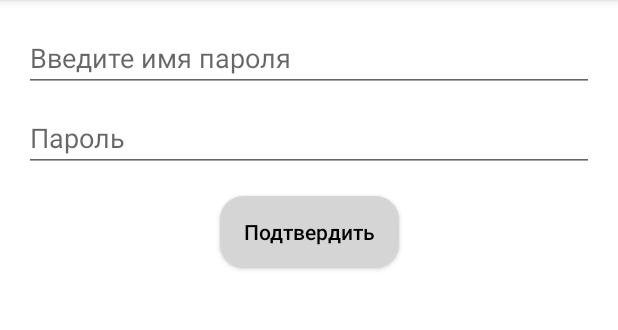
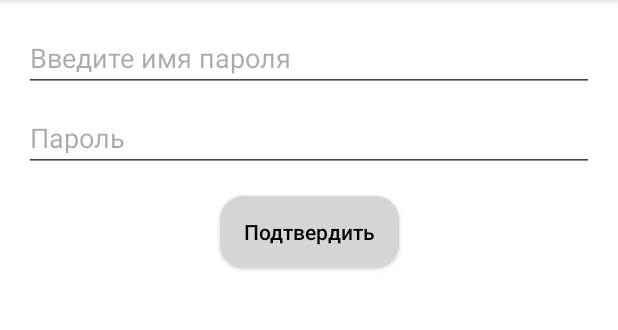
Before and after one commit to PaulMak-del/PasswordManager, an Android app: the AddPasswordFragment screen opened through its navigation route, on a phone screen of 412 x 824 dp, the part 84-414 px from its top. Run offline under Robolectric (Android 15) with nearby library versions, the phone set to English and light mode, and no system bars; our stand-ins replace navigation-ui.

Commit message:
Fix app theme. Add PasswordsListViewModel.kt

```diff
--- /dev/null
+++ b/PasswordManager2/app/src/main/java/com/example/passwordmanager/FragmentsUtils.kt
@@ -0,0 +1,24 @@
+package com.example.passwordmanager
+
+import androidx.fragment.app.Fragment
+import androidx.lifecycle.ViewModel
+import androidx.lifecycle.ViewModelProvider
+
+class ViewModelFactory (
+    private val app: App
+    ) : ViewModelProvider.Factory {
+
+    override fun <T : ViewModel> create(modelClass: Class<T>): T {
+        val viewModel = when (modelClass) {
+            PasswordsListViewModel::class.java -> {
+                PasswordsListViewModel(app.passwordService)
+            }
+            else -> {
+                throw java.lang.IllegalStateException("Unknown view model class")
+            }
+        }
+        return viewModel as T
+    }
+}
+
+fun Fragment.factory() = ViewModelFactory(requireContext().applicationContext as App)
--- a/PasswordManager2/app/src/main/java/com/example/passwordmanager/MyAdapter.kt
+++ b/PasswordManager2/app/src/main/java/com/example/passwordmanager/MyAdapter.kt
@@ -2,26 +2,34 @@ package com.example.passwordmanager
 
 import android.util.Log
 import android.view.LayoutInflater
+import android.view.View
 import android.view.ViewGroup
 import android.widget.ImageView
+import androidx.navigation.findNavController
+import androidx.navigation.fragment.findNavController
 import androidx.recyclerview.widget.RecyclerView
 import com.example.passwordmanager.databinding.ItemBinding
 import com.example.passwordmanager.databinding.OpenElemBinding
 import com.example.passwordmanager.model.Password
+import com.google.android.material.snackbar.Snackbar
 
-class MyAdapter(private var passwords: List<Password>,
-                private val itemClickListener: OnItemClickListener
+interface PasswordActionListener {
+    fun onPasswordDelete(password: Password)
+    fun onPasswordMove(password: Password, moveBy: Int)
+    fun onPasswordDetails(password: Password)
+    fun onPasswordAdd(password: Password)
+}
+
+//class MyAdapter(private var passwords: List<Password>,
+                //private val itemClickListener: OnItemClickListener
+class MyAdapter(private val actionListener: PasswordActionListener
 ) :
-    RecyclerView.Adapter<MyAdapter.ViewHolder>() {
-
-    interface OnItemClickListener {
-        fun onArrowLeftClick(password: Password, iv: OpenElemBinding)
-        fun onCopyClick(password: Password, iv: ImageView)
-        fun onArrowRightClick(password: Password, iv: OpenElemBinding)
-        fun onFavoriteClick(password: Password, iv: ImageView)
-        fun onEditCLick(password: Password)
-        fun onDeleteClick(password: Password)
-    }
+RecyclerView.Adapter<MyAdapter.ViewHolder>() {
+    var passwords: List<Password> = emptyList()
+        set(newValue) {
+            field = newValue
+            notifyDataSetChanged()
+        }
 
     class ViewHolder(
         val binding: ItemBinding
@@ -40,22 +48,41 @@ class MyAdapter(private var passwords: List<Password>,
         with(holder.binding) {
             elClosed.passwordNameTextView.text = password.name
             elClosed.leftImage.setOnClickListener {
-                itemClickListener.onArrowLeftClick(password, elOpen)
+                Log.d("ddd", "OnArrowClick()")
+                elOpen.chevronLeftImageView.visibility = View.VISIBLE
+                elOpen.favoriteBorderImageView.visibility = View.VISIBLE
+                elOpen.deleteImageView.visibility = View.VISIBLE
+                elOpen.editImageView.visibility = View.VISIBLE
             }
             elClosed.copyImage.setOnClickListener {
-                itemClickListener.onCopyClick(password, elClosed.copyImage)
+                Log.d("ddd", "OnCopyClick()")
+                Snackbar.make(root, "OnCopyClick", Snackbar.LENGTH_LONG).show()
+                // TODO: Copy password to buffer
             }
             elOpen.chevronLeftImageView.setOnClickListener {
-                itemClickListener.onArrowRightClick(password, elOpen)
+                Log.d("ddd", "OnArrowClick()")
+                elOpen.chevronLeftImageView.visibility = View.GONE
+                elOpen.favoriteBorderImageView.visibility = View.GONE
+                elOpen.deleteImageView.visibility = View.GONE
+                elOpen.editImageView.visibility = View.GONE
             }
             elOpen.favoriteBorderImageView.setOnClickListener {
-                itemClickListener.onFavoriteClick(password, elOpen.favoriteBorderImageView)
+                if (password.isFavorite) {
+                    elOpen.favoriteBorderImageView.setImageResource(R.drawable.ic_baseline_favorite_border_24)
+                    password.isFavorite = false
+                } else {
+                    elOpen.favoriteBorderImageView.setImageResource(R.drawable.ic_baseline_favorite_24)
+                    password.isFavorite = true
+                }
             }
             elOpen.deleteImageView.setOnClickListener {
-                itemClickListener.onDeleteClick(password)
+                Snackbar.make(root, "OnDeleteClick", Snackbar.LENGTH_LONG).show()
+                actionListener.onPasswordDelete(password)
             }
             elOpen.editImageView.setOnClickListener {
-                itemClickListener.onEditCLick(password)
+                Snackbar.make(root, "OnEditClick", Snackbar.LENGTH_LONG).show()
+                root.findNavController().navigate(R.id.action_passwordListFragment_to_editPasswordFragment)
+                // TODO: Put some data
             }
         }
     }
--- a/PasswordManager2/app/src/main/java/com/example/passwordmanager/PasswordListFragment.kt
+++ b/PasswordManager2/app/src/main/java/com/example/passwordmanager/PasswordListFragment.kt
@@ -3,30 +3,26 @@ package com.example.passwordmanager
 import android.os.Bundle
 import android.util.Log
 import android.view.*
-import android.widget.Button
-import android.widget.ImageView
-import android.widget.Toast
 import androidx.fragment.app.Fragment
+import androidx.fragment.app.viewModels
+import androidx.lifecycle.Observer
 import androidx.navigation.fragment.findNavController
-import androidx.navigation.ui.AppBarConfiguration
 import androidx.recyclerview.widget.LinearLayoutManager
-import androidx.recyclerview.widget.RecyclerView
 import com.example.passwordmanager.databinding.FragmentPasswordListBinding
-import com.example.passwordmanager.databinding.OpenElemBinding
 import com.example.passwordmanager.model.Password
 import com.example.passwordmanager.model.PasswordService
-import com.google.android.material.snackbar.Snackbar
-import kotlin.Deprecated as Deprecated1
 
 /**
  * A simple [Fragment] subclass.
  * Use the [PasswordListFragment.newInstance] factory method to
  * create an instance of this fragment.
  */
-class PasswordListFragment : Fragment(), MyAdapter.OnItemClickListener {
+class PasswordListFragment : Fragment() {
     private lateinit var view: View
-    private val passwordService = PasswordService()
     private lateinit var binding: FragmentPasswordListBinding
+    private lateinit var adapter: MyAdapter
+
+    private val viewModel: PasswordsListViewModel by viewModels { factory() }
 
     override fun onCreateView(
         inflater: LayoutInflater, container: ViewGroup?,
@@ -37,64 +33,39 @@ class PasswordListFragment : Fragment(), MyAdapter.OnItemClickListener {
 
         binding = FragmentPasswordListBinding.inflate(layoutInflater)
         view = binding.root
+        adapter = MyAdapter(object : PasswordActionListener {
+            override fun onPasswordDelete(password: Password) {
+                viewModel.deletePassword(password)
+            }
+
+            override fun onPasswordMove(password: Password, moveBy: Int) {
+                viewModel.movePassword(password, moveBy)
+            }
+
+            override fun onPasswordAdd(password: Password) {
+                viewModel.addPassword(password)
+            }
+
+            override fun onPasswordDetails(password: Password) {
+                TODO("Not yet implemented")
+            }
+
+        })
+
+        viewModel.passwords.observe(viewLifecycleOwner, Observer {
+            adapter.passwords = it
+        })
 
         val recyclerView = binding.recyclerView
         val manager: LinearLayoutManager = LinearLayoutManager(view.context)
-        val password: Password = Password(22, "name22", "password22", false)
 
-        passwordService.addPassword(password)
-        val adapter = MyAdapter(passwordService.getPasswords(), this)
         recyclerView.adapter = adapter
         recyclerView.layoutManager = manager
 
-        // TODO: Add a ViewModel or smt that can share data with fragments
         binding.addButtonView.setOnClickListener {
             findNavController().navigate(R.id.action_passwordListFragment_to_addPasswordFragment)
         }
 
         return view
     }
-
-    override fun onArrowLeftClick(password: Password, iv: OpenElemBinding) {
-        Log.d("ddd", "OnArrowClick()")
-        iv.chevronLeftImageView.visibility = View.VISIBLE
-        iv.favoriteBorderImageView.visibility = View.VISIBLE
-        iv.deleteImageView.visibility = View.VISIBLE
-        iv.editImageView.visibility = View.VISIBLE
-    }
-
-    override fun onCopyClick(password: Password, iv: ImageView) {
-        Log.d("ddd", "OnCopyClick()")
-        Snackbar.make(view, "OnCopyClick", Snackbar.LENGTH_LONG).show()
-        // TODO: Copy password to buffer
-    }
-
-    override fun onArrowRightClick(password: Password, iv: OpenElemBinding) {
-        Log.d("ddd", "OnArrowClick()")
-        iv.chevronLeftImageView.visibility = View.GONE
-        iv.favoriteBorderImageView.visibility = View.GONE
-        iv.deleteImageView.visibility = View.GONE
-        iv.editImageView.visibility = View.GONE
-    }
-
-    override fun onFavoriteClick(password: Password, iv: ImageView) {
-        if (password.isFavorite) {
-            iv.setImageResource(R.drawable.ic_baseline_favorite_border_24)
-            password.isFavorite = false
-        } else {
-            iv.setImageResource(R.drawable.ic_baseline_favorite_24)
-            password.isFavorite = true
-        }
-    }
-
-    override fun onEditCLick(password: Password) {
-        Snackbar.make(view, "OnEditClick", Snackbar.LENGTH_LONG).show()
-        findNavController().navigate(R.id.action_passwordListFragment_to_editPasswordFragment)
-        // TODO: Put some data
-    }
-
-    override fun onDeleteClick(password: Password) {
-        Snackbar.make(view, "OnDeleteClick", Snackbar.LENGTH_LONG).show()
-        // TODO: smt
-    }
 }
--- /dev/null
+++ b/PasswordManager2/app/src/main/java/com/example/passwordmanager/PasswordsListViewModel.kt
@@ -0,0 +1,44 @@
+package com.example.passwordmanager
+
+import androidx.lifecycle.MutableLiveData
+import androidx.lifecycle.ViewModel
+import com.example.passwordmanager.model.Password
+import com.example.passwordmanager.model.PasswordListener
+import com.example.passwordmanager.model.PasswordService
+
+class PasswordsListViewModel(
+    private val passwordService: PasswordService
+) : ViewModel(){
+
+    private val _passwords = MutableLiveData<List<Password>>()
+    val passwords = _passwords
+
+    private val listener: PasswordListener = {
+        _passwords.value = it
+    }
+
+    init {
+        loadPasswords()
+    }
+
+    override fun onCleared() {
+        super.onCleared()
+        passwordService.removeListener(listener)
+    }
+
+    fun loadPasswords() {
+        passwordService.addListener(listener)
+    }
+
+    fun movePassword(password: Password, moveBy: Int) {
+        passwordService.movePassword(password, moveBy)
+    }
+
+    fun deletePassword(password: Password) {
+        passwordService.deletePassword(password)
+    }
+
+    fun addPassword(password: Password) {
+        passwordService.addPassword(password)
+    }
+}
--- a/PasswordManager2/app/src/main/res/layout/activity_change_password.xml
+++ b/PasswordManager2/app/src/main/res/layout/activity_change_password.xml
@@ -4,6 +4,8 @@
     xmlns:tools="http://schemas.android.com/tools"
     android:layout_width="match_parent"
     android:layout_height="match_parent"
+    android:theme="@style/Theme.AppCompat.Light"
+    android:background="@color/design_default_color_background"
     tools:context=".ChangePasswordActivity">
 
     <com.google.android.material.textfield.TextInputEditText
--- a/PasswordManager2/app/src/main/res/layout/activity_login.xml
+++ b/PasswordManager2/app/src/main/res/layout/activity_login.xml
@@ -4,7 +4,8 @@
     xmlns:tools="http://schemas.android.com/tools"
     android:layout_width="match_parent"
     android:layout_height="match_parent"
-    android:theme="@style/Theme.AppCompat"
+    android:theme="@style/Theme.AppCompat.Light"
+    android:background="@color/design_default_color_background"
     tools:context=".AppEnter.LoginActivity">
 
     <TextView
--- a/PasswordManager2/app/src/main/res/layout/activity_main.xml
+++ b/PasswordManager2/app/src/main/res/layout/activity_main.xml
@@ -5,6 +5,8 @@
     android:layout_width="match_parent"
     android:layout_height="match_parent"
     tools:context=".MainActivity"
+    android:theme="@style/Theme.Material3.Light.NoActionBar"
+    android:background="@color/design_default_color_background"
     >
 
     <androidx.fragment.app.FragmentContainerView
--- a/PasswordManager2/app/src/main/res/layout/activity_register.xml
+++ b/PasswordManager2/app/src/main/res/layout/activity_register.xml
@@ -4,6 +4,7 @@
     xmlns:tools="http://schemas.android.com/tools"
     android:layout_width="match_parent"
     android:layout_height="match_parent"
+    android:background="@color/design_default_color_background"
     tools:context=".AppEnter.LoginActivity">
 
     <TextView
--- a/PasswordManager2/app/src/main/res/layout/fragment_add_password.xml
+++ b/PasswordManager2/app/src/main/res/layout/fragment_add_password.xml
@@ -4,7 +4,9 @@
     xmlns:app="http://schemas.android.com/apk/res-auto"
     xmlns:tools="http://schemas.android.com/tools"
     android:layout_width="match_parent"
-    android:layout_height="match_parent">
+    android:layout_height="match_parent"
+    android:theme="@style/Theme.Material3.Light.NoActionBar"
+    >
 
     <com.google.android.material.textfield.TextInputEditText
         android:id="@+id/editTextPasswordName"
--- a/PasswordManager2/app/src/main/res/layout/fragment_edit_password.xml
+++ b/PasswordManager2/app/src/main/res/layout/fragment_edit_password.xml
@@ -4,7 +4,9 @@
     xmlns:app="http://schemas.android.com/apk/res-auto"
     xmlns:tools="http://schemas.android.com/tools"
     android:layout_width="match_parent"
-    android:layout_height="match_parent">
+    android:layout_height="match_parent"
+    android:theme="@style/Theme.Material3.Light.NoActionBar"
+    >
 
     <com.google.android.material.textfield.TextInputEditText
         android:id="@+id/editTextPasswordName"
```
Also changed, not shown: 4 other files.
